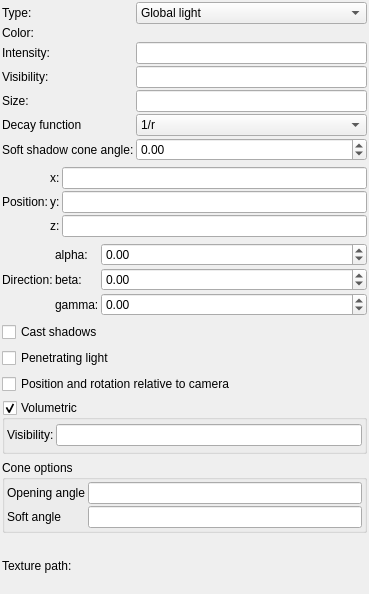
Above: mandelbulber2/qt/light_editor.ui from buddhi1980/mandelbulber2 before the change. Below: the same form after it.
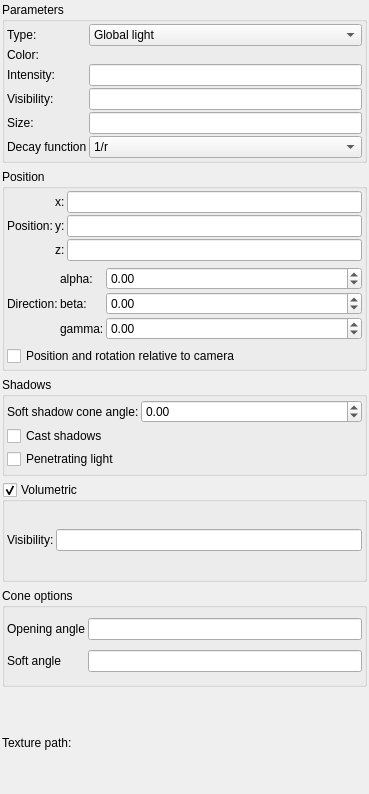
That is the form after the change. Icons and pictures are not drawn. Custom widgets are drawn as their Qt base class.

Commit message: Added custom tab widget for lights

Patch:
```diff
--- a/mandelbulber2/qt/light_editor.ui
+++ b/mandelbulber2/qt/light_editor.ui
@@ -7,7 +7,7 @@
     <x>0</x>
     <y>0</y>
     <width>369</width>
-    <height>594</height>
+    <height>794</height>
    </rect>
   </property>
   <property name="windowTitle">
@@ -27,43 +27,32 @@
     <number>2</number>
    </property>
    <item>
+    <widget class="QGroupBox" name="groupBox">
+     <property name="title">
+      <string>Parameters</string>
+     </property>
+     <layout class="QVBoxLayout" name="verticalLayout_2">
+      <property name="leftMargin">
+       <number>2</number>
+      </property>
+      <property name="topMargin">
+       <number>2</number>
+      </property>
+      <property name="rightMargin">
+       <number>2</number>
+      </property>
+      <property name="bottomMargin">
+       <number>2</number>
+      </property>
+      <item>
     <layout class="QGridLayout" name="gridLayout_2">
      <property name="spacing">
       <number>2</number>
      </property>
-     <item row="1" column="1">
-      <widget class="MyColorButton" name="colorButton_color" native="true">
-       <property name="toolTip">
-        <string>&lt;html&gt;&lt;head/&gt;&lt;body&gt;&lt;p&gt;Color of light source&lt;/p&gt;&lt;/body&gt;&lt;/html&gt;</string>
-       </property>
-       <property name="text" stdset="0">
-        <string>PushButton</string>
-       </property>
-      </widget>
-     </item>
-     <item row="5" column="1">
-      <widget class="QComboBox" name="comboBox_decayFunction">
-       <item>
+        <item row="0" column="0">
+         <widget class="QLabel" name="label_2">
         <property name="text">
-         <string>1/r</string>
-        </property>
-       </item>
-       <item>
-        <property name="text">
-         <string>1/r²</string>
-        </property>
-       </item>
-       <item>
-        <property name="text">
-         <string>1/r³</string>
-        </property>
-       </item>
-      </widget>
-     </item>
-     <item row="3" column="0">
-      <widget class="QLabel" name="label_13">
-       <property name="text">
-        <string>Visibility:</string>
+           <string>Type:</string>
        </property>
       </widget>
      </item>
@@ -80,6 +69,13 @@
        </property>
       </widget>
      </item>
+        <item row="2" column="0">
+         <widget class="QLabel" name="label_11">
+          <property name="text">
+           <string>Intensity:</string>
+          </property>
+         </widget>
+        </item>
      <item row="0" column="1">
       <widget class="QComboBox" name="comboBox_type">
        <item>
@@ -104,40 +100,6 @@
        </item>
       </widget>
      </item>
-     <item row="5" column="0">
-      <widget class="QLabel" name="label_15">
-       <property name="text">
-        <string>Decay function</string>
-       </property>
-      </widget>
-     </item>
-     <item row="2" column="0">
-      <widget class="QLabel" name="label_11">
-       <property name="text">
-        <string>Intensity:</string>
-       </property>
-      </widget>
-     </item>
-     <item row="2" column="1">
-      <widget class="MyLineEdit" name="logedit_intensity">
-       <property name="sizePolicy">
-        <sizepolicy hsizetype="Expanding" vsizetype="Maximum">
-         <horstretch>0</horstretch>
-         <verstretch>0</verstretch>
-        </sizepolicy>
-       </property>
-       <property name="toolTip">
-        <string>&lt;html&gt;&lt;head/&gt;&lt;body&gt;&lt;p&gt;brightness of light source&lt;/p&gt;&lt;/body&gt;&lt;/html&gt;</string>
-       </property>
-      </widget>
-     </item>
-     <item row="0" column="0">
-      <widget class="QLabel" name="label_2">
-       <property name="text">
-        <string>Type:</string>
-       </property>
-      </widget>
-     </item>
      <item row="1" column="0">
       <widget class="QLabel" name="label_12">
        <property name="text">
@@ -145,6 +107,16 @@
        </property>
       </widget>
      </item>
+        <item row="1" column="1">
+         <widget class="MyColorButton" name="colorButton_color" native="true">
+          <property name="toolTip">
+           <string>&lt;html&gt;&lt;head/&gt;&lt;body&gt;&lt;p&gt;Color of light source&lt;/p&gt;&lt;/body&gt;&lt;/html&gt;</string>
+          </property>
+          <property name="text" stdset="0">
+           <string>PushButton</string>
+          </property>
+         </widget>
+        </item>
      <item row="4" column="1">
       <widget class="MyLineEdit" name="logedit_size">
        <property name="sizePolicy">
@@ -158,6 +130,45 @@
        </property>
       </widget>
      </item>
+        <item row="5" column="0">
+         <widget class="QLabel" name="label_15">
+          <property name="text">
+           <string>Decay function</string>
+          </property>
+         </widget>
+        </item>
+        <item row="2" column="1">
+         <widget class="MyLineEdit" name="logedit_intensity">
+          <property name="sizePolicy">
+           <sizepolicy hsizetype="Expanding" vsizetype="Maximum">
+            <horstretch>0</horstretch>
+            <verstretch>0</verstretch>
+           </sizepolicy>
+          </property>
+          <property name="toolTip">
+           <string>&lt;html&gt;&lt;head/&gt;&lt;body&gt;&lt;p&gt;brightness of light source&lt;/p&gt;&lt;/body&gt;&lt;/html&gt;</string>
+          </property>
+         </widget>
+        </item>
+        <item row="5" column="1">
+         <widget class="QComboBox" name="comboBox_decayFunction">
+          <item>
+           <property name="text">
+            <string>1/r</string>
+           </property>
+          </item>
+          <item>
+           <property name="text">
+            <string>1/r²</string>
+           </property>
+          </item>
+          <item>
+           <property name="text">
+            <string>1/r³</string>
+           </property>
+          </item>
+         </widget>
+        </item>
      <item row="4" column="0">
       <widget class="QLabel" name="label_14">
        <property name="text">
@@ -165,52 +176,36 @@
        </property>
       </widget>
      </item>
-     <item row="6" column="0">
-      <widget class="QLabel" name="label_30">
+        <item row="3" column="0">
+         <widget class="QLabel" name="label_13">
        <property name="text">
-        <string>Soft shadow cone angle:</string>
+           <string>Visibility:</string>
        </property>
       </widget>
      </item>
-     <item row="6" column="1">
-      <widget class="MyDoubleSpinBox" name="spinbox_soft_shadow_cone">
-       <property name="sizePolicy">
-        <sizepolicy hsizetype="Minimum" vsizetype="Maximum">
-         <horstretch>0</horstretch>
-         <verstretch>0</verstretch>
-        </sizepolicy>
-       </property>
-       <property name="toolTip">
-        <string>&lt;html&gt;&lt;head/&gt;&lt;body&gt;&lt;p&gt;This parameter controls angle of shadows cone. It simulates &amp;quot;soft shadow&amp;quot; effect. When it's zero, then shadows are very sharp.&lt;/p&gt;&lt;table border=&quot;0&quot; style=&quot; margin-top:0px; margin-bottom:0px; margin-left:0px; margin-right:0px;&quot; cellspacing=&quot;2&quot; cellpadding=&quot;0&quot;&gt;&lt;tr&gt;&lt;td&gt;&lt;p&gt;shadow cone 0 degrees&lt;/p&gt;&lt;/td&gt;&lt;td&gt;&lt;p&gt;shadow cone 5 degrees &lt;/p&gt;&lt;/td&gt;&lt;/tr&gt;&lt;tr&gt;&lt;td&gt;&lt;p&gt;&lt;img src=&quot;:/tooltips/tooltips_images/image - shader - shadow cone 0.jpeg&quot;/&gt;&lt;/p&gt;&lt;/td&gt;&lt;td&gt;&lt;p&gt;&lt;img src=&quot;:/tooltips/tooltips_images/image - shader - shadow cone 5.jpg&quot;/&gt;&lt;/p&gt;&lt;/td&gt;&lt;/tr&gt;&lt;/table&gt;&lt;/body&gt;&lt;/html&gt;</string>
-       </property>
-       <property name="frame">
-        <bool>true</bool>
-       </property>
-       <property name="accelerated">
-        <bool>true</bool>
-       </property>
-       <property name="prefix">
-        <string/>
-       </property>
-       <property name="suffix">
-        <string/>
-       </property>
-       <property name="decimals">
+       </layout>
+      </item>
+     </layout>
+    </widget>
+   </item>
+   <item>
+    <widget class="QGroupBox" name="groupBox_3">
+     <property name="title">
+      <string>Position</string>
+     </property>
+     <layout class="QVBoxLayout" name="verticalLayout_3">
+      <property name="leftMargin">
+       <number>2</number>
+      </property>
+      <property name="topMargin">
+       <number>2</number>
+      </property>
+      <property name="rightMargin">
+       <number>2</number>
+      </property>
+      <property name="bottomMargin">
         <number>2</number>
        </property>
-       <property name="minimum">
-        <double>-100000.000000000000000</double>
-       </property>
-       <property name="maximum">
-        <double>100000.000000000000000</double>
-       </property>
-       <property name="singleStep">
-        <double>1.000000000000000</double>
-       </property>
-      </widget>
-     </item>
-    </layout>
-   </item>
    <item>
     <layout class="QGridLayout" name="gridLayout">
      <property name="spacing">
@@ -405,6 +400,46 @@
     </layout>
    </item>
    <item>
+       <widget class="MyCheckBox" name="checkBox_relative_position">
+        <property name="sizePolicy">
+         <sizepolicy hsizetype="Minimum" vsizetype="Maximum">
+          <horstretch>0</horstretch>
+          <verstretch>0</verstretch>
+         </sizepolicy>
+        </property>
+        <property name="toolTip">
+         <string>&lt;html&gt;&lt;head/&gt;&lt;body&gt;&lt;p&gt;Makes light rays penetrate all the objects. When it's enabled, then even inside the fractal it will not be completely dark. &lt;/p&gt;&lt;/body&gt;&lt;/html&gt;</string>
+        </property>
+        <property name="text">
+         <string>Position and rotation relative to camera</string>
+        </property>
+       </widget>
+      </item>
+     </layout>
+    </widget>
+   </item>
+   <item>
+    <widget class="QGroupBox" name="groupBox_4">
+     <property name="title">
+      <string>Shadows</string>
+     </property>
+     <layout class="QGridLayout" name="gridLayout_7">
+      <property name="leftMargin">
+       <number>2</number>
+      </property>
+      <property name="topMargin">
+       <number>2</number>
+      </property>
+      <property name="rightMargin">
+       <number>2</number>
+      </property>
+      <property name="bottomMargin">
+       <number>2</number>
+      </property>
+      <property name="spacing">
+       <number>2</number>
+      </property>
+      <item row="1" column="0">
     <widget class="MyCheckBox" name="checkBox_cast_shadows">
      <property name="sizePolicy">
       <sizepolicy hsizetype="Minimum" vsizetype="Maximum">
@@ -420,7 +455,7 @@
      </property>
     </widget>
    </item>
-   <item>
+      <item row="2" column="0">
     <widget class="MyCheckBox" name="checkBox_penetrating">
      <property name="sizePolicy">
       <sizepolicy hsizetype="Minimum" vsizetype="Maximum">
@@ -436,20 +471,51 @@
      </property>
     </widget>
    </item>
-   <item>
-    <widget class="MyCheckBox" name="checkBox_relative_position">
+      <item row="0" column="0">
+       <widget class="QLabel" name="label_30">
+        <property name="text">
+         <string>Soft shadow cone angle:</string>
+        </property>
+       </widget>
+      </item>
+      <item row="0" column="1">
+       <widget class="MyDoubleSpinBox" name="spinbox_soft_shadow_cone">
      <property name="sizePolicy">
-      <sizepolicy hsizetype="Minimum" vsizetype="Maximum">
+         <sizepolicy hsizetype="Expanding" vsizetype="Maximum">
        <horstretch>0</horstretch>
        <verstretch>0</verstretch>
       </sizepolicy>
      </property>
      <property name="toolTip">
-      <string>&lt;html&gt;&lt;head/&gt;&lt;body&gt;&lt;p&gt;Makes light rays penetrate all the objects. When it's enabled, then even inside the fractal it will not be completely dark. &lt;/p&gt;&lt;/body&gt;&lt;/html&gt;</string>
-     </property>
-     <property name="text">
-      <string>Position and rotation relative to camera</string>
-     </property>
+         <string>&lt;html&gt;&lt;head/&gt;&lt;body&gt;&lt;p&gt;This parameter controls angle of shadows cone. It simulates &amp;quot;soft shadow&amp;quot; effect. When it's zero, then shadows are very sharp.&lt;/p&gt;&lt;table border=&quot;0&quot; style=&quot; margin-top:0px; margin-bottom:0px; margin-left:0px; margin-right:0px;&quot; cellspacing=&quot;2&quot; cellpadding=&quot;0&quot;&gt;&lt;tr&gt;&lt;td&gt;&lt;p&gt;shadow cone 0 degrees&lt;/p&gt;&lt;/td&gt;&lt;td&gt;&lt;p&gt;shadow cone 5 degrees &lt;/p&gt;&lt;/td&gt;&lt;/tr&gt;&lt;tr&gt;&lt;td&gt;&lt;p&gt;&lt;img src=&quot;:/tooltips/tooltips_images/image - shader - shadow cone 0.jpeg&quot;/&gt;&lt;/p&gt;&lt;/td&gt;&lt;td&gt;&lt;p&gt;&lt;img src=&quot;:/tooltips/tooltips_images/image - shader - shadow cone 5.jpg&quot;/&gt;&lt;/p&gt;&lt;/td&gt;&lt;/tr&gt;&lt;/table&gt;&lt;/body&gt;&lt;/html&gt;</string>
+        </property>
+        <property name="frame">
+         <bool>true</bool>
+        </property>
+        <property name="accelerated">
+         <bool>true</bool>
+        </property>
+        <property name="prefix">
+         <string/>
+        </property>
+        <property name="suffix">
+         <string/>
+        </property>
+        <property name="decimals">
+         <number>2</number>
+        </property>
+        <property name="minimum">
+         <double>-100000.000000000000000</double>
+        </property>
+        <property name="maximum">
+         <double>100000.000000000000000</double>
+        </property>
+        <property name="singleStep">
+         <double>1.000000000000000</double>
+        </property>
+       </widget>
+      </item>
+     </layout>
     </widget>
    </item>
    <item>
```
Lines whose indentation alone changed are shown as unchanged. The commit also changes 10 other files.
